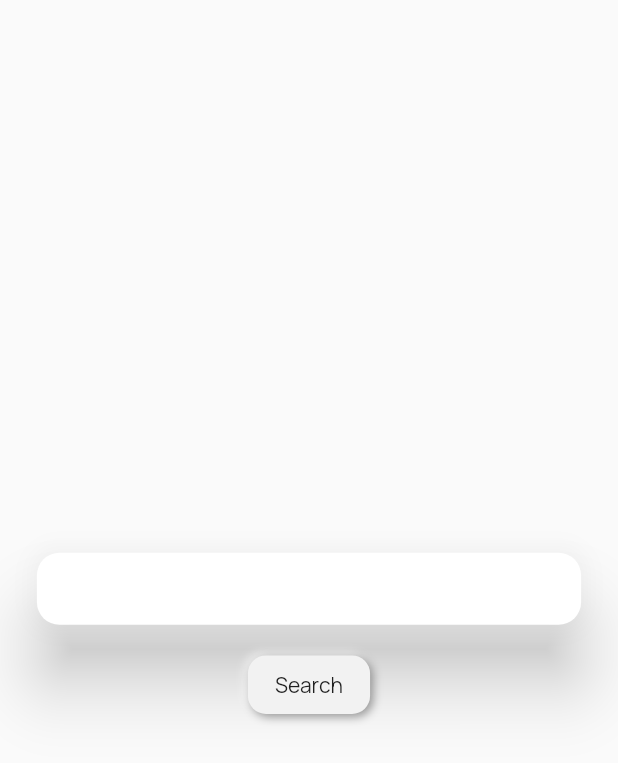
After one commit to hippedorange22/YtDownloader, a Flutter app: the screen it shows after launch, after a tap on "Video", on a phone screen of 412 x 824 dp. The commit adds this screen. Shown: the top 763 px of the screen. Run offline on Flutter 3.47's test engine with Material 2 defaults, Android fonts, the phone set to English and light mode, and no system bars; drawn by our look-alikes of flutter_neumorphic; our stand-ins replace clay_containers, permission_handler; missing offline and left inert: youtube_explode_dart.

Commit message:
initial video download implementation.

```diff
--- a/lib/main.dart
+++ b/lib/main.dart
@@ -1,15 +1,14 @@
 import 'dart:async';
 import 'dart:io';
 import 'package:clay_containers/clay_containers.dart';
-import 'package:downloads_path_provider_28/downloads_path_provider_28.dart';
 import 'package:flutter/material.dart';
 import 'package:flutter/services.dart';
 import 'package:flutter_neumorphic/flutter_neumorphic.dart';
-import 'package:folder_picker/folder_picker.dart';
 import 'package:path/path.dart' as paths;
 import 'package:permission_handler/permission_handler.dart';
 import 'package:youtube_explode_dart/youtube_explode_dart.dart';
 import 'package:youtubedownloader/share_service.dart';
+import 'package:youtubedownloader/testScreen.dart';
 
 void main() {
   SystemChrome.setSystemUIOverlayStyle(SystemUiOverlayStyle(statusBarColor: Colors.white, statusBarIconBrightness: Brightness.dark));
@@ -20,12 +19,10 @@ class MyApp extends StatelessWidget {
   // This widget is the root of your application.
   @override
   Widget build(BuildContext context) {
-    return MaterialApp(title: 'YouTube Music Downloader',
+    return MaterialApp(
+      title: 'YouTube Music Downloader',
       home: Home(),
-      theme: ThemeData(
-        fontFamily: "Manrope"
-      ),
-
+      theme: ThemeData(fontFamily: "Manrope"),
     );
   }
 }
@@ -58,24 +55,23 @@ class _HomeState extends State<Home> {
   ///TODO: add folder picker
   /*late Directory externalDirectory = Directory("/sdcard");*/
 
-
-  Future createFolder()async{
+  Future createFolder() async {
     await Permission.storage.request();
     await Permission.manageExternalStorage.request();
-    final path= Directory(downloadsPath);
-    if ((await path.exists())){
-    }else{
+    final path = Directory(downloadsPath);
+    if ((await path.exists())) {
+    } else {
       path.create();
     }
   }
+
   initState() {
     super.initState();
     createFolder();
-    ShareService()..onDataReceived = _handleSharedData
-
+    ShareService()
+      ..onDataReceived = _handleSharedData
       ..getSharedData().then(_handleSharedData);
   }
-
 
   void _handleSharedData(String sharedData) {
     setState(() {
@@ -83,8 +79,6 @@ class _HomeState extends State<Home> {
       textController.text = url;
     });
   }
-
-
 
   Widget build(BuildContext context) {
     Size screenSize = MediaQuery.of(context).size;
@@ -102,6 +96,7 @@ class _HomeState extends State<Home> {
                 return Column(
                   mainAxisAlignment: MainAxisAlignment.center,
                   children: <Widget>[
+
                     Container(
                       width: 0.6 * screenSize.width,
                       child: Text(
@@ -126,8 +121,8 @@ class _HomeState extends State<Home> {
                               url = value;
                               searchQuery = value;
                             },
-                            decoration: InputDecoration(border: InputBorder.none,
-
+                            decoration: InputDecoration(
+                              border: InputBorder.none,
                             ),
                           ),
                         ),
@@ -139,7 +134,20 @@ class _HomeState extends State<Home> {
                     Text(sharedURL),
                     downloadStarted
                         ? Container()
-                        : NeumorphicButton(
+                        : Row(
+                      mainAxisAlignment: MainAxisAlignment.center,
+                          children: [
+                            NeumorphicButton(
+                              onPressed: () {
+                                Navigator.push(context, MaterialPageRoute(builder: (context) => TestHome()));
+                              },
+                              style: NeumorphicStyle(
+                                color: baseColor,
+                                boxShape: NeumorphicBoxShape.roundRect(BorderRadius.circular(12)),
+                              ),
+                              child: Text("Video"),),
+                            SizedBox(width: 0.03 * screenSize.width,),
+                            NeumorphicButton(
                                 style: NeumorphicStyle(
                                   color: baseColor,
                                   boxShape: NeumorphicBoxShape.roundRect(BorderRadius.circular(12)),
@@ -156,16 +164,14 @@ class _HomeState extends State<Home> {
                                   try {
                                     FocusScope.of(context).unfocus();
 
-                            if(isLoading)
-                              {return;} else {
-
+                                    if (isLoading) {
+                                      return;
+                                    } else {
                                       if (url == "" || searchQuery == '') {
                                         ScaffoldMessenger.of(context).showSnackBar(SnackBar(
                                           content: Text(
                                             "Please enter the search query or paste a YouTube link first.",
-                                    style: TextStyle(
-                                        fontFamily: "Manrope"
-                                    ),
+                                            style: TextStyle(fontFamily: "Manrope"),
                                           ),
                                           shape: RoundedRectangleBorder(borderRadius: BorderRadius.all(Radius.circular(15))),
                                           duration: Duration(seconds: 5),
@@ -180,18 +186,16 @@ class _HomeState extends State<Home> {
 
                                         FocusScope.of(context).unfocus();
 
-
                                         var yt = YoutubeExplode();
                                         var id = VideoId(url.trim());
                                         var video = await yt.videos.get(id);
 
                                         setState(() {
                                           vidTitle = video.title;
-                                  vidDuration = ((video.duration)).toString().replaceAll(".000000","");
+                                          vidDuration = ((video.duration)).toString().replaceAll(".000000", "");
                                           isLoading = false;
                                           downloadStarted = true;
                                         });
-
 
                                         // Get the streams manifest and the audio track.
                                         var manifest = await yt.videos.streamsClient.getManifest(id);
@@ -207,7 +211,6 @@ class _HomeState extends State<Home> {
 
                                         var len = audio.size.totalBytes;
                                         var count = 0;
-
 
                                         await yt.videos.streamsClient.get(audio).pipe(fileStream);
 
@@ -233,9 +236,7 @@ class _HomeState extends State<Home> {
                                         ScaffoldMessenger.of(context).showSnackBar(SnackBar(
                                           content: Text(
                                             "Successfully downloaded $vidTitle",
-                                    style: TextStyle(
-                                      fontFamily: "Manrope"
-                                    ),
+                                            style: TextStyle(fontFamily: "Manrope"),
                                           ),
                                           shape: RoundedRectangleBorder(borderRadius: BorderRadius.all(Radius.circular(15))),
                                           duration: Duration(seconds: 3),
@@ -245,7 +246,6 @@ class _HomeState extends State<Home> {
                                         vidDuration = "";
                                       }
                                     }
-
                                   } on Exception catch (_) {
                                     print("Error");
                                     setState(() {
@@ -256,9 +256,7 @@ class _HomeState extends State<Home> {
                                     ScaffoldMessenger.of(context).showSnackBar(SnackBar(
                                       content: Text(
                                         "Error occurred. Please paste the link and try again.",
-                                style: TextStyle(
-                                    fontFamily: "Manrope"
-                                ),
+                                        style: TextStyle(fontFamily: "Manrope"),
                                       ),
                                       shape: RoundedRectangleBorder(borderRadius: BorderRadius.all(Radius.circular(15))),
                                       duration: Duration(seconds: 5),
@@ -266,6 +264,8 @@ class _HomeState extends State<Home> {
                                     ));
                                   }
                                 }),
+                          ],
+                        ),
                     SizedBox(height: 0.03 * screenSize.height),
                     downloadStarted
                         ? Column(
@@ -297,7 +297,9 @@ class _HomeState extends State<Home> {
                                         ),
                                       ),
                                     ),
-                              SizedBox(height: 0.01 * screenSize.height,),
+                                    SizedBox(
+                                      height: 0.01 * screenSize.height,
+                                    ),
                                     Container(
                                       width: 0.6 * screenSize.width,
                                       child: Text(
--- /dev/null
+++ b/lib/testScreen.dart
@@ -0,0 +1,135 @@
+import 'dart:io';
+
+import 'package:flutter/material.dart';
+import 'package:flutter_neumorphic/flutter_neumorphic.dart';
+import 'package:youtube_explode_dart/youtube_explode_dart.dart';
+import 'package:path/path.dart' as pathh;
+import 'package:youtube_explode_dart/youtube_explode_dart.dart';
+import 'package:youtube_explode_dart/youtube_explode_dart.dart';
+
+class TestHome extends StatefulWidget {
+  const TestHome({Key? key}) : super(key: key);
+
+  @override
+  _TestHomeState createState() => _TestHomeState();
+}
+
+class _TestHomeState extends State<TestHome> {
+  YoutubeExplode ytDl = YoutubeExplode();
+  String searchQuery = "";
+  String vidTitle = "";
+  String downloadsPath = "storage/emulated/0/YTDownloads";
+
+  List<String> vidTitles = [];
+  List vidQuality = [];
+  bool isLoading = false;
+  Color baseColor = Color(0xFFf2f2f2);
+  late VideoQuality cVideoQuality;
+  final progressListenable = ValueNotifier<int>(0);
+  String progress = "";
+  bool downloading = false;
+
+  Widget build(BuildContext context) {
+    Size screenSize = MediaQuery.of(context).size;
+    return ValueListenableBuilder(
+      valueListenable: progressListenable,
+      builder: (context, i, child) => SafeArea(
+          child: Scaffold(
+        body: Column(
+          mainAxisAlignment: MainAxisAlignment.center,
+          children: [
+            SizedBox(height: 0.02 * screenSize.height),
+            isLoading ? Container(
+
+                child:
+                Container(
+                    width: 0.85 * screenSize.width,
+                    child: NeumorphicProgressIndeterminate())) : Container(),
+            SizedBox(height: 0.01 * screenSize.height),
+            Center(
+              child: Container(
+                width: 0.9 * screenSize.width,
+                child: Card(
+                  shape: RoundedRectangleBorder(borderRadius: BorderRadius.circular(15)),
+                  elevation: 20,
+                  child: TextField(
+                    decoration: InputDecoration(border: InputBorder.none),
+                    onChanged: (val) {
+                      searchQuery = val;
+                    },
+                  ),
+                ),
+              ),
+            ),
+            SizedBox(height: 0.02 * screenSize.height),
+            NeumorphicButton(
+              style: NeumorphicStyle(
+                color: baseColor,
+                boxShape: NeumorphicBoxShape.roundRect(BorderRadius.circular(12)),
+              ),
+              child: Text("Search"),
+              onPressed: () async {
+                try {} on Exception catch (_) {
+                  print(_.toString());
+                }
+                setState(() {
+                  isLoading = true;
+                });
+                await ytDl.search.getVideos(searchQuery).then((value) async {
+                  for (int index = 0; index < 5; index++) {
+                    vidTitles.add(value[index].id.toString());
+                  }
+
+                  return;
+                });
+                var id = VideoId(vidTitles[0].trim());
+                var manifest = await ytDl.videos.streamsClient.getManifest(id);
+                var vid = manifest.video.where((element) => element.videoQualityLabel == "1080p");
+                var vidP = ytDl.videos.streamsClient.get(vid.first);
+                print("Title: ${vid.first.videoQualityLabel}");
+                var filePath = pathh.join(downloadsPath, "testVid.mp4");
+                var len = vid.first.size.totalBytes;
+                var count = 0;
+                var file = File(filePath);
+                var vidStream = file.openWrite();
+                setState(() {
+                  isLoading = false;
+                  downloading = true;
+                });
+                await ytDl.videos.streamsClient.get(vid.withHighestBitrate()).pipe(vidStream);
+
+                await for (final data in vidP) {
+                  count += data.length;
+                  i = ((count / len) * 100).ceil();
+                  setState(() {
+                    progress = i.toString();
+                    print(i.toString());
+                  });
+                }
+                setState(() {
+                  downloading = false;
+                });
+                print("-------------DONE---------------");
+
+              },
+            ),
+            SizedBox(height: 0.01 * screenSize.height),
+            downloading ?
+            Text(
+              "$progress%",
+              style: TextStyle(fontWeight: FontWeight.bold, fontSize: 0.025 * screenSize.height),
+            ) : Container()
+            /*ListView.builder(
+                shrinkWrap: true,
+                itemCount: vidTitles.length,
+                itemBuilder: (context, i) {
+                  return Column(
+                    children: [Card(child: Text(vidTitles[i]))],
+                  );
+                })*/
+          ],
+        ),
+      )),
+    );
+  }
+}
```
Lines whose indentation alone changed are shown as unchanged.
